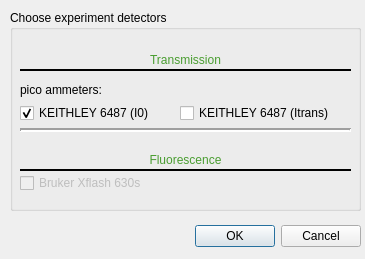
Qt form ui/detectors.ui (SESAME-Synchrotron/HESEBScanTool) before a commit.
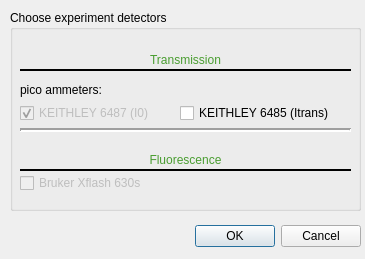
The same form after that commit.

Commit message: Making I0 chosen all the time and Itrans optional

Patch:
```diff
--- a/ui/detectors.ui
+++ b/ui/detectors.ui
@@ -167,7 +167,7 @@
    </widget>
    <widget class="QCheckBox" name="KEITHLEY_I0">
     <property name="enabled">
-     <bool>true</bool>
+     <bool>false</bool>
     </property>
     <property name="geometry">
      <rect>
@@ -197,7 +197,7 @@
      </rect>
     </property>
     <property name="text">
-     <string>KEITHLEY 6487 (Itrans)</string>
+     <string>KEITHLEY 6485 (Itrans)</string>
     </property>
     <property name="checked">
      <bool>false</bool>
```
The commit also changes 1 other file.
